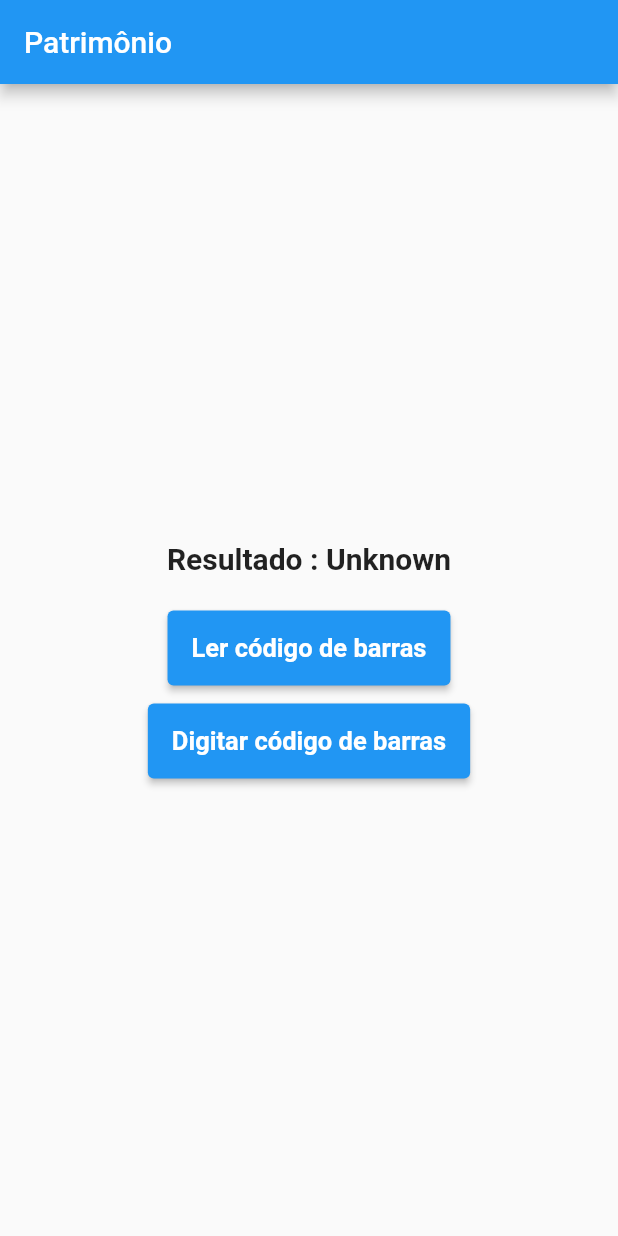
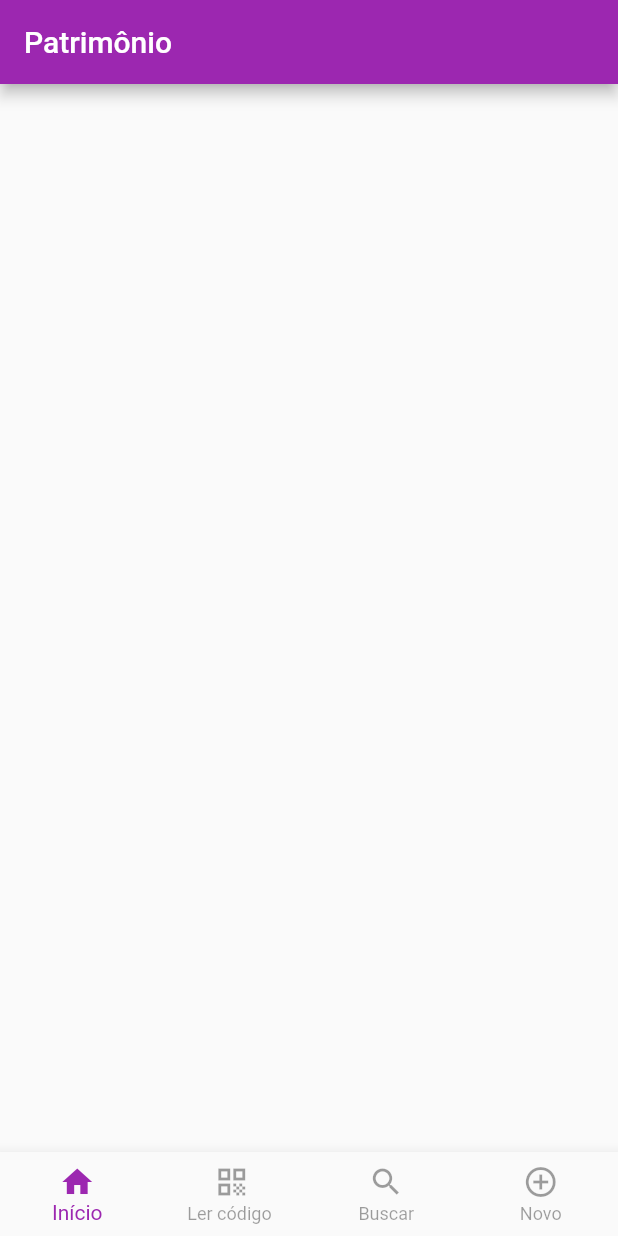
Before and after one commit to tfbartels/patrimonio_mobile, a Flutter app: the screen it shows after launch, on a phone screen of 412 x 824 dp. Run offline on Flutter 3.47's test engine with Material 2 defaults, Android fonts, the phone set to English and light mode, and no system bars; our stand-ins replace flutter_dotenv; missing offline and left inert: flutter_barcode_scanner.

```diff
--- a/lib/app/home/view/home_view.dart
+++ b/lib/app/home/view/home_view.dart
@@ -3,6 +3,7 @@ import 'package:flutter/material.dart';
 import 'package:flutter/services.dart';
 import 'package:flutter_barcode_scanner/flutter_barcode_scanner.dart';
 
+import 'package:patrimonio_mobile/app/patrimonio/partimonio_controller.dart';
 import 'package:patrimonio_mobile/app/patrimonio/patrimonio_model.dart';
 
 class HomeView extends StatefulWidget {
@@ -14,29 +15,40 @@ class HomeView extends StatefulWidget {
 
 class _HomeViewState extends State<HomeView> {
 
-  String _scanBarcode = 'Unknown';
+  int _selectedIndex = 0;
+  final PatrimonioController patrimonioController = PatrimonioController();
   Patrimonio? patrimonio;
 
-  Future<void> barcodeScan() async {
-    String barcodeScanRes;
+
+  Future<String?> barcodeScan() async {
 
     try {
-      barcodeScanRes = await FlutterBarcodeScanner.scanBarcode('#ff6666', 'Sair', true, ScanMode.DEFAULT);
+      return  await FlutterBarcodeScanner.scanBarcode('#ff6666', 'Sair', true, ScanMode.BARCODE);
     } on PlatformException catch(e){
-      barcodeScanRes = 'Falha ao obter a versão da plataforma: $e' ;
+      print('Falha ao obter a versão da plataforma: $e');
     } catch(e) {
-      barcodeScanRes = e.toString();
+      print(e.toString());
+
     }
 
-    setState(() {
-      _scanBarcode = barcodeScanRes;
-    });
+    return null;
   }
 
 
+  Future<void> getPatrimonioScaningCodigo() async {
+    final String? codigo;
 
-  Future<void> getPatrimonioByCodigo() async {
+    try {
+      codigo = await barcodeScan();
+      patrimonio = await patrimonioController.getPatrimonioByCodigo(codigo!);
+    } catch(e) {
+      print(e.toString());
+    }
 
+  }
+
+
+  Future<void> getPatrimonioTypingCodigo() async {
     try {
        patrimonio = await Navigator.of(context).pushNamed('/busca_patrimonio') as Patrimonio;
     } catch(e) {
@@ -49,59 +61,120 @@ class _HomeViewState extends State<HomeView> {
     Navigator.of(context).pushNamed('/form_patrimonio',arguments: patrimonio);
   }
 
+  novoPatrimonio() {
+    Navigator.of(context).pushNamed('/form_patrimonio');
+  }
+
+
+  void _onItemTapped(int index) async {
+    switch (index) {
+      case 0:
+
+        break;
+
+      case 1:
+        await getPatrimonioScaningCodigo();
+        editPatrimonio();
+        break;
+
+      case 2:
+        await getPatrimonioTypingCodigo();
+        editPatrimonio();
+        break;
+
+      case 3:
+        novoPatrimonio();
+        break;
+    }
+
+    setState(() {
+      _selectedIndex = index;
+    });
+  }
+
 
   @override
   Widget build(BuildContext context) {
+    final primaryColor = Theme.of(context).primaryColor;
+    final disabledColor = Theme.of(context).disabledColor;
     return Scaffold(
       appBar: AppBar(
         title: const Text('Patrimônio'),
       ),
       body: Center(
-        child: Column(
-          mainAxisAlignment: MainAxisAlignment.center,
-          children: [
-            Container(
-                  alignment: Alignment.center,
-                  child: Flex(
-                      direction: Axis.vertical,
-                      mainAxisAlignment: MainAxisAlignment.center,
-                      children: <Widget>[
-                        Text('Resultado : $_scanBarcode\n',
-                            style: const TextStyle(
-                                fontSize: 20, fontWeight: FontWeight.bold)),
-                        SizedBox(
-                          height: 50,
-                          child: ElevatedButton(
-                              onPressed: () => barcodeScan(),
-                              child: const Text('Ler código de barras',
-                                style: TextStyle(
-                                  fontSize: 17,
-                                  fontWeight: FontWeight.bold)
-                              )
+         child: Container()
       ),
+      // body: Center(
+      //   child: Column(
+      //     mainAxisAlignment: MainAxisAlignment.center,
+      //     children: [
+      //       Container(
+      //             alignment: Alignment.center,
+      //             child: Flex(
+      //                 direction: Axis.vertical,
+      //                 mainAxisAlignment: MainAxisAlignment.center,
+      //                 children: <Widget>[
+      //                   SizedBox(
+      //                     height: 50,
+      //                     child: ElevatedButton(
+      //                         onPressed: () async {
+      //                             await getPatrimonioScaningCodigo();
+      //                             editPatrimonio();
+      //                           },
+      //                         child: const Text('Ler código de barras',
+      //                           style: TextStyle(
+      //                             fontSize: 17,
+      //                             fontWeight: FontWeight.bold)
+      //                         )
+      //                     ),
+      //                   ),
+      //                   Padding(
+      //                     padding: const EdgeInsets.only(top: 12.0),
+      //                     child: SizedBox(
+      //                       height: 50,
+      //                       child: ElevatedButton(
+      //                           onPressed: () async {
+      //                             await getPatrimonioTypingCodigo();
+      //                             editPatrimonio();
+      //                           },
+      //                           child: const Text('Digitar código de barras',
+      //                             style: TextStyle(
+      //                               fontSize: 17,
+      //                               fontWeight: FontWeight.bold)
+      //                           )
+      //                       ),
+      //                     ),
+      //                   ),
+      //                 ]
+      //               )
+      //         )
+      //     ],
+      //   ),
+      // ),
+      bottomNavigationBar: BottomNavigationBar(
+        items: const <BottomNavigationBarItem>[
+          BottomNavigationBarItem(
+            icon: Icon(Icons.home),
+            label: 'Início',
           ),
-                        Padding(
-                          padding: const EdgeInsets.only(top: 12.0),
-                          child: SizedBox(
-                            height: 50,
-                            child: ElevatedButton(
-                                onPressed: () async {
-                                  await getPatrimonioByCodigo();
-                                  editPatrimonio();
-                                },
-                                child: const Text('Digitar código de barras',
-                                  style: TextStyle(
-                                    fontSize: 17,
-                                    fontWeight: FontWeight.bold)
-                                )
+          BottomNavigationBarItem(
+            icon: Icon(Icons.qr_code),
+            label: 'Ler código ',
           ),
+          BottomNavigationBarItem(
+            icon: Icon(Icons.search),
+            label: 'Buscar',
           ),
+          BottomNavigationBarItem(
+            icon: Icon(Icons.add_circle_outline),
+            label: 'Novo',
           ),
-                      ]
-                    )
-              )
         ],
-        ),
+        type: BottomNavigationBarType.fixed,
+        currentIndex: _selectedIndex,
+        selectedItemColor: primaryColor,
+        unselectedItemColor: disabledColor,
+        onTap: _onItemTapped,
       ),
     );
   }
--- a/lib/app/patrimonio/patrimonio_model.dart
+++ b/lib/app/patrimonio/patrimonio_model.dart
@@ -1,13 +1,12 @@
 class Patrimonio {
-  final int id;
-  final String codigo;
-  final String descricao;
+  int? id;
+  String? codigo;
+  String? descricao;
 
-
-  Patrimonio(this.id, this.codigo, this.descricao);
-
-  factory Patrimonio.fromJson(Map json){
-    return Patrimonio(json['id'], json['codigo'], json['descricao']);
+  fromJson(Map json){
+    id = json['id'];
+    codigo = json['codigo'];
+    descricao =  json['descricao'];
   }
 
 }
--- a/lib/app/patrimonio/view/busca_patrimonio_view.dart
+++ b/lib/app/patrimonio/view/busca_patrimonio_view.dart
@@ -47,8 +47,8 @@ class _BuscaPatrimonioViewState extends State<BuscaPatrimonioView> {
                         fontWeight: FontWeight.bold)
                     ),
                     onPressed: () async{
-                      patrimonio = await patrimonioController.getPatrimonioByCodigo(codigo);
-                      Navigator.of(context).pop(patrimonio);
+                        patrimonio = await patrimonioController.getPatrimonioByCodigo(codigo);
+                        Navigator.of(context).pop(patrimonio);
                     },
                 ),
               )
--- a/lib/main.dart
+++ b/lib/main.dart
@@ -1,13 +1,14 @@
 
 import 'package:flutter/material.dart';
-
+import 'package:flutter_dotenv/flutter_dotenv.dart';
 
 import 'app/home/view/home_view.dart';
 import 'app/patrimonio/view/busca_patrimonio_view.dart';
 import 'app/patrimonio/view/form_patrimonio_view.dart';
 
 
-void main() {
+void main() async {
+  await dotenv.load(fileName: ".env");
   runApp(const App());
 }
 
@@ -18,9 +19,9 @@ class App extends StatelessWidget {
   @override
   Widget build(BuildContext context) {
     return MaterialApp(
-      title: 'Flutter Demo',
+      title: 'Patrimonio',
       theme: ThemeData(
-        primarySwatch: Colors.blue,
+        primarySwatch: Colors.purple,
       ),
      // home: const HomePage(title: 'Flutter Demo Home Page'),
       routes: {
--- a/pubspec.yaml
+++ b/pubspec.yaml
@@ -37,6 +37,7 @@ dependencies:
   # Use with the CupertinoIcons class for iOS style icons.
   cupertino_icons: ^1.0.2
   http: ^0.13.5
+  flutter_dotenv: ^5.0.2
 
 dev_dependencies:
   flutter_test:
@@ -61,7 +62,8 @@ flutter:
   uses-material-design: true
 
   # To add assets to your application, add an assets section, like this:
-  # assets:
+  assets:
+    - .env
   #   - images/a_dot_burr.jpeg
   #   - images/a_dot_ham.jpeg
 
```
Also changed, not shown: lib/app/patrimonio/partimonio_controller.dart (+7 -6 lines), lib/app/patrimonio/partimonio_repository.dart (deleted, +0 -17 lines), lib/app/patrimonio/partimonio_service.dart (added, +62 -0 lines), lib/app/patrimonio/view/form_patrimonio_view.dart (+105 -16 lines), lib/app/pessoas/pessoa_controller.dart (added, +14 -0 lines), lib/app/pessoas/pessoa_model.dart (added, +11 -0 lines), lib/app/pessoas/pessoa_service.dart (added, +27 -0 lines), pubspec.lock, 1 other file. Lines whose indentation alone changed are shown as unchanged.
